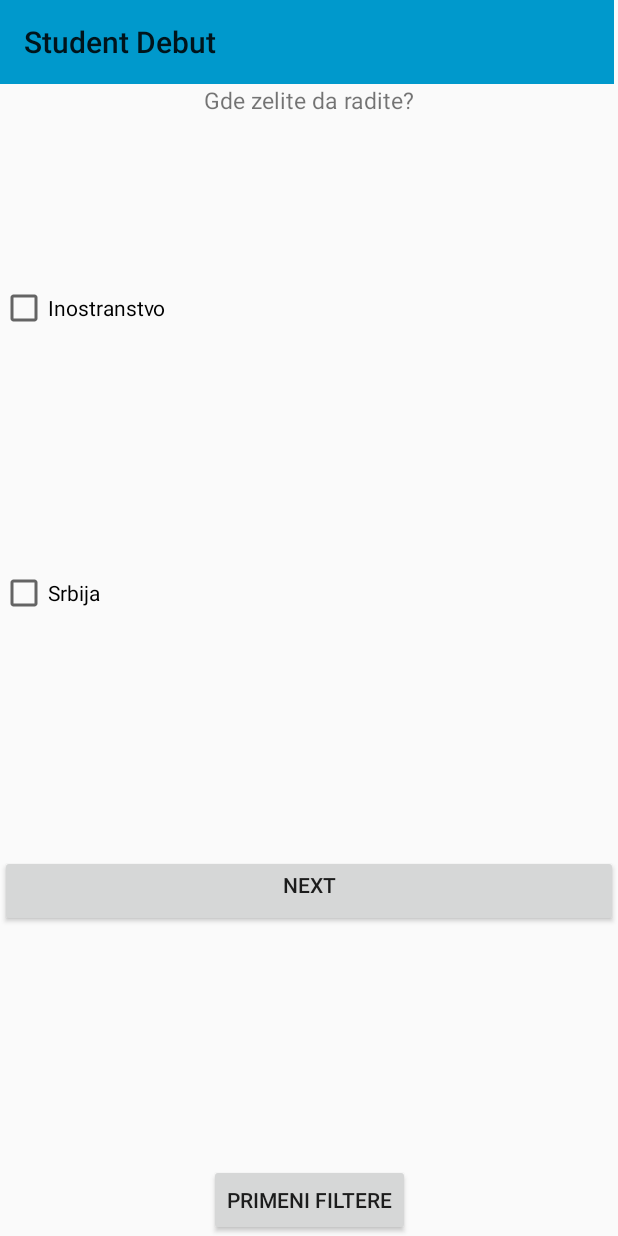
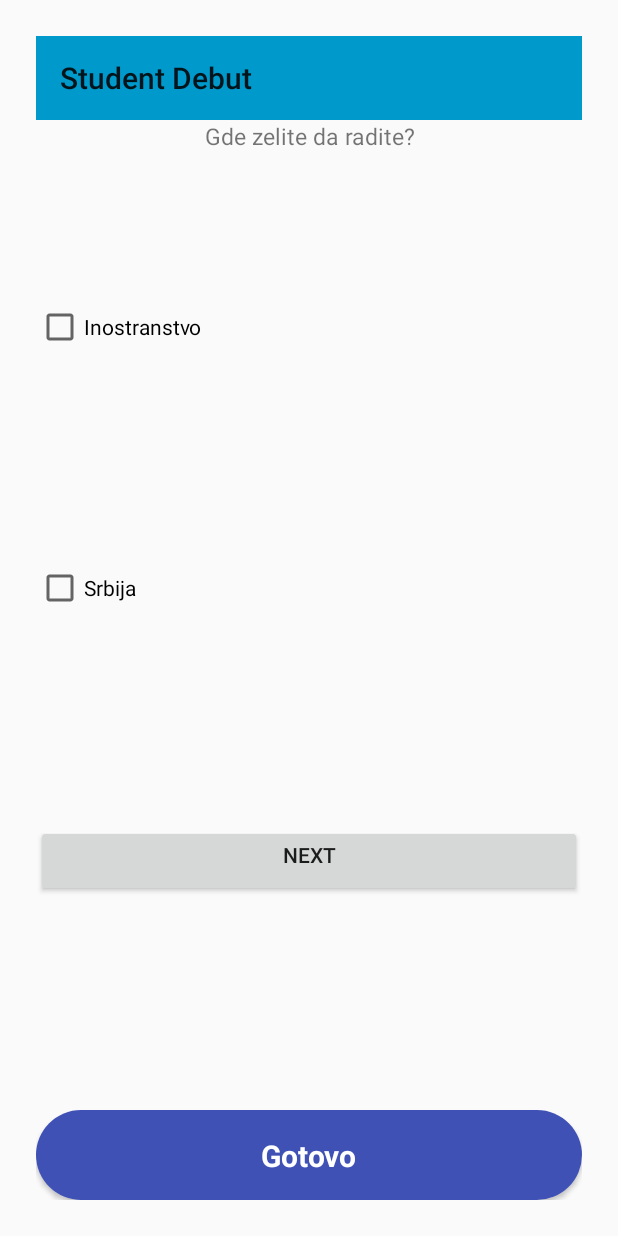
Before and after one commit to marijal74/Student-Debut, an Android app: the Options screen opened directly, with no data from a screen before it, after a tap on "NEXT", on a phone screen of 412 x 824 dp. Run offline under Robolectric (Android 15) with nearby library versions, the phone set to English and light mode, and no system bars; 1 statement that could not run was skipped; 2 other taps on this screen came first.

Commit message:
dodat Progress Button

```diff
--- a/StudentDebut/app/src/main/java/com/example/studentdebut/Options.kt
+++ b/StudentDebut/app/src/main/java/com/example/studentdebut/Options.kt
@@ -2,6 +2,7 @@ package com.example.studentdebut
 
 import android.content.Intent
 import android.os.Bundle
+import android.os.Handler
 import android.util.Log
 import android.view.View
 import android.widget.CheckBox
@@ -88,16 +89,32 @@ class Options() : AppCompatActivity() {
         return rssObject
     }
 
+    lateinit var view : View
+
     override fun onCreate(savedInstanceState: Bundle?) {
         super.onCreate(savedInstanceState)
         setContentView(R.layout.activity_options)
 
+        view = findViewById(R.id.myProgressButton)
         Posao_ili_praksa.visibility = View.VISIBLE
-        AddFilters.setOnClickListener() {
+        view.setOnClickListener() {
             // UbaciFiltereJezici()
-            val i = Intent(this, ListOfJobs::class.java)
-            startActivity(i)
+            val progressButton = ProgressButton(this@Options, view)
+            progressButton.buttonActivated()
+            val handler = Handler()
+            handler.postDelayed({
+                progressButton.buttonFinished()
+                val handler1 = Handler()
+                handler1.postDelayed({
+                    val intent = Intent(this@Options, ListOfJobs::class.java)
+                    startActivity(intent)
+                },2000)
+            },3000)
+
+            //val i = Intent(this, ListOfJobs::class.java)
+            //startActivity(i)
         }
+
         btn_Next_page1.setOnClickListener() {
             UbaciFilterePocetna()
         }
--- /dev/null
+++ b/StudentDebut/app/src/main/java/com/example/studentdebut/ProgressButton.kt
@@ -0,0 +1,34 @@
+package com.example.studentdebut
+
+import android.content.Context
+import android.view.View
+import android.view.animation.Animation
+import android.widget.ProgressBar
+import android.widget.TextView
+import androidx.cardview.widget.CardView
+import androidx.constraintlayout.widget.ConstraintLayout
+
+internal class ProgressButton(ct: Context?, view: View) {
+    private val cardView: CardView
+    private val layout: ConstraintLayout
+    private val progressBar: ProgressBar
+    private val textView: TextView
+    var fade_in: Animation? = null
+    fun buttonActivated() {
+        progressBar.visibility = View.VISIBLE
+        textView.text = "Molimo sacekajte..."
+    }
+
+    fun buttonFinished() {
+        layout.setBackgroundColor(cardView.resources.getColor(R.color.colorPrimary))
+        progressBar.visibility = View.GONE
+        textView.text = "Gotovo"
+    }
+
+    init {
+        cardView = view.findViewById(R.id.cardView)
+        layout = view.findViewById(R.id.constraint_layout)
+        progressBar = view.findViewById(R.id.progressBar)
+        textView = view.findViewById(R.id.textView)
+    }
+}
--- a/StudentDebut/app/src/main/res/layout/activity_options.xml
+++ b/StudentDebut/app/src/main/res/layout/activity_options.xml
@@ -2,7 +2,10 @@
 <androidx.constraintlayout.widget.ConstraintLayout xmlns:android="http://schemas.android.com/apk/res/android"
     android:layout_width="match_parent"
     android:layout_height="match_parent"
-    xmlns:app="http://schemas.android.com/apk/res-auto">
+    xmlns:app="http://schemas.android.com/apk/res-auto"
+    xmlns:tools="http://schemas.android.com/tools"
+    tools:context=".Options"
+    android:padding="24dp">
 
 
     <!--TOOLBAR-->
@@ -18,15 +21,24 @@
         app:title="Student Debut"
         app:titleMargin="4dp" />
 
+    <include
+        android:id="@+id/myProgressButton"
+        layout="@layout/progress_btn_layout"
+        android:layout_width="0dp"
+        android:layout_height="wrap_content"
+        app:layout_constraintBottom_toBottomOf="parent"
+        app:layout_constraintEnd_toEndOf="parent"
+        app:layout_constraintStart_toStartOf="parent"/>
+
     <!--BUTTON ADD FILTERS-->
-    <Button
+    <!--<Button
         android:id="@+id/AddFilters"
         android:layout_width="wrap_content"
         android:layout_height="wrap_content"
         android:text="@string/primeni_filtere"
         app:layout_constraintBottom_toBottomOf="parent"
         app:layout_constraintEnd_toEndOf="parent"
-        app:layout_constraintStart_toStartOf="parent" />
+        app:layout_constraintStart_toStartOf="parent" />-->
 
 
     <!--PRVI LAYOUT POSAO/PRAKSA-->
@@ -35,7 +47,7 @@
         android:layout_width="0dp"
         android:layout_height="0dp"
         android:visibility="visible"
-        app:layout_constraintBottom_toTopOf="@+id/AddFilters"
+        app:layout_constraintBottom_toTopOf="@+id/myProgressButton"
         app:layout_constraintEnd_toEndOf="parent"
         app:layout_constraintHorizontal_bias="0.0"
         app:layout_constraintStart_toStartOf="parent"
@@ -103,7 +115,7 @@
         android:layout_width="0dp"
         android:layout_height="0dp"
         android:visibility="invisible"
-        app:layout_constraintBottom_toTopOf="@+id/AddFilters"
+        app:layout_constraintBottom_toTopOf="@+id/myProgressButton"
         app:layout_constraintEnd_toEndOf="parent"
         app:layout_constraintHorizontal_bias="0.0"
         app:layout_constraintStart_toStartOf="parent"
@@ -268,7 +280,7 @@
         app:layout_constraintStart_toStartOf="parent"
         app:layout_constraintTop_toBottomOf="@+id/toolbar"
         app:layout_constraintEnd_toEndOf="parent"
-        app:layout_constraintBottom_toTopOf="@+id/AddFilters"
+        app:layout_constraintBottom_toTopOf="@+id/myProgressButton"
         app:layout_constraintHorizontal_bias="0.0"
         app:layout_constraintVertical_bias="0.0">
 
@@ -336,7 +348,7 @@
         android:layout_width="0dp"
         android:layout_height="0dp"
         android:visibility="invisible"
-        app:layout_constraintBottom_toTopOf="@+id/AddFilters"
+        app:layout_constraintBottom_toTopOf="@+id/myProgressButton"
         app:layout_constraintEnd_toEndOf="parent"
         app:layout_constraintHorizontal_bias="0.0"
         app:layout_constraintStart_toStartOf="parent"
@@ -468,6 +480,8 @@
                     android:layout_height="wrap_content"
                     android:text="@string/csharp" />
 
+
+
                 <CheckBox
                     android:id="@+id/cb_php"
                     android:layout_width="409dp"
--- /dev/null
+++ b/StudentDebut/app/src/main/res/layout/progress_btn_layout.xml
@@ -0,0 +1,55 @@
+<?xml version="1.0" encoding="utf-8"?>
+<androidx.constraintlayout.widget.ConstraintLayout xmlns:android="http://schemas.android.com/apk/res/android"
+    xmlns:app="http://schemas.android.com/apk/res-auto"
+    xmlns:tools="http://schemas.android.com/tools"
+    android:orientation="vertical"
+    android:layout_width="match_parent"
+    android:layout_height="match_parent">
+
+    <androidx.cardview.widget.CardView
+        android:id="@+id/cardView"
+        android:layout_width="match_parent"
+        android:layout_height="60dp"
+        app:layout_constraintBottom_toBottomOf="parent"
+        app:layout_constraintEnd_toEndOf="parent"
+        app:layout_constraintStart_toStartOf="parent"
+        app:cardCornerRadius="50dp">
+
+        <androidx.constraintlayout.widget.ConstraintLayout
+            android:id="@+id/constraint_layout"
+            android:layout_width="match_parent"
+            android:layout_height="match_parent"
+            android:background="@color/colorPrimaryDark">
+
+            <TextView
+                android:id="@+id/textView"
+                android:layout_width="wrap_content"
+                android:layout_height="wrap_content"
+                android:text="Primeni filtere"
+                android:textColor="@android:color/white"
+                android:textSize="20sp"
+                android:textStyle="bold"
+                app:layout_constraintBottom_toBottomOf="parent"
+                app:layout_constraintEnd_toEndOf="parent"
+                app:layout_constraintStart_toStartOf="parent"
+                app:layout_constraintTop_toTopOf="parent" />
+
+            <ProgressBar
+                android:id="@+id/progressBar"
+                style="?android:attr/progressBarStyle"
+                android:layout_width="30dp"
+                android:layout_height="30dp"
+                android:indeterminate="true"
+                android:indeterminateTint="@android:color/white"
+                android:indeterminateTintMode="src_atop"
+                android:layout_marginEnd="16dp"
+                android:layout_marginRight="16dp"
+                app:layout_constraintBottom_toBottomOf="parent"
+                app:layout_constraintEnd_toStartOf="@+id/textView"
+                app:layout_constraintTop_toTopOf="parent"
+                tools:targetApi="lollipop"
+                android:visibility="gone"/>
+
+        </androidx.constraintlayout.widget.ConstraintLayout>
+    </androidx.cardview.widget.CardView>
+</androidx.constraintlayout.widget.ConstraintLayout>
```
